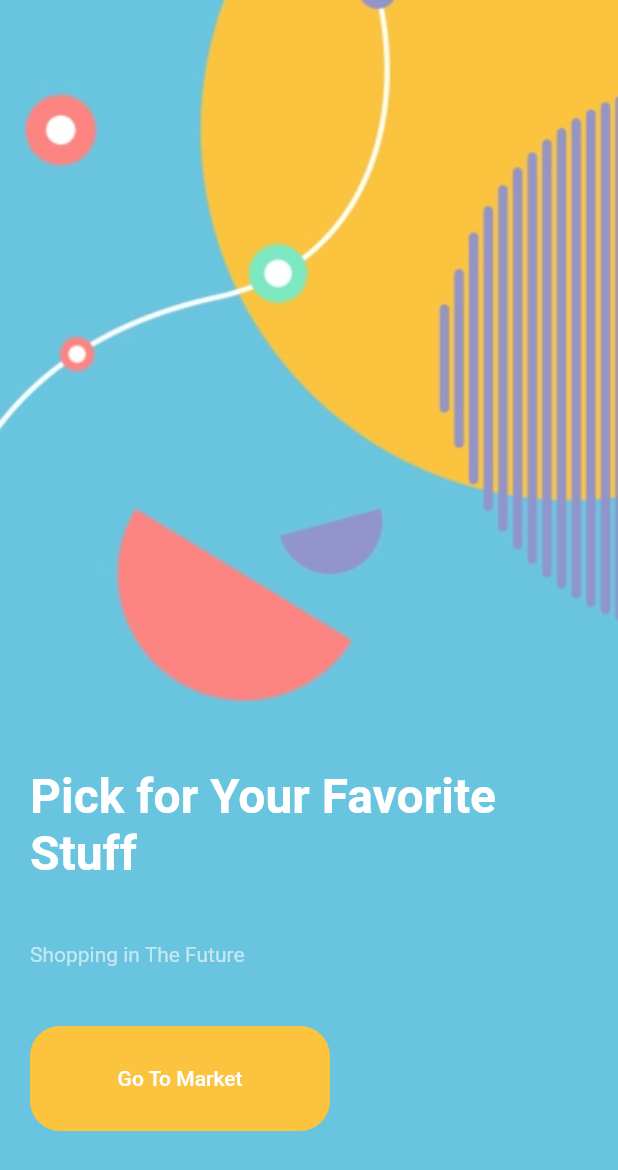
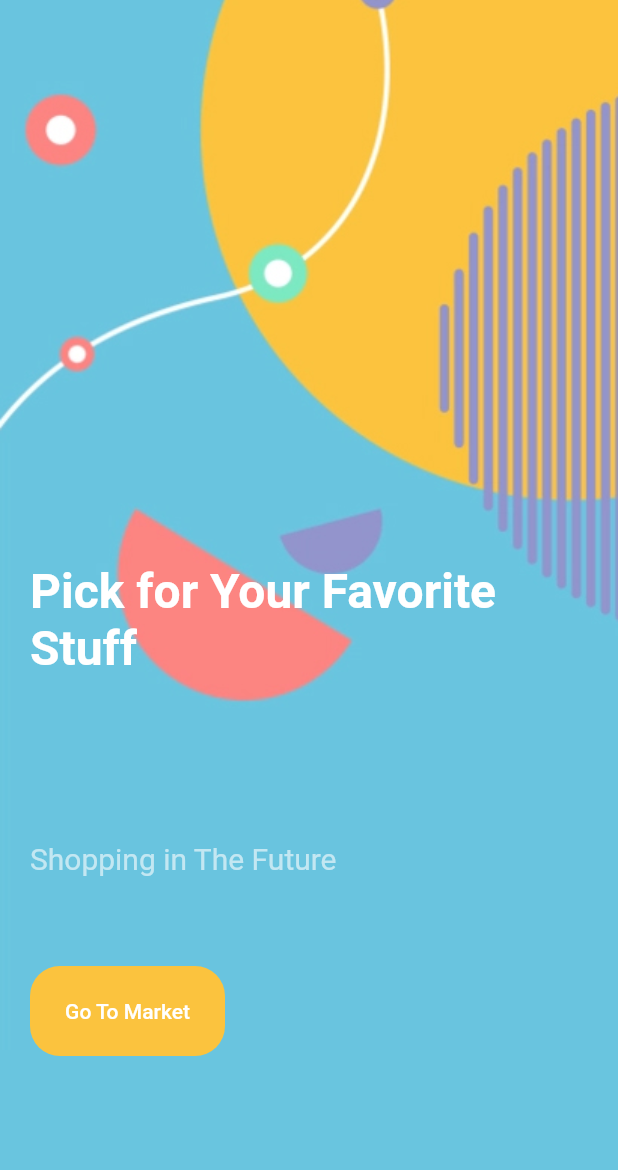
Before and after one commit to perymerdeka/flutter-Ecommerce-frontend, a Flutter app: the screen it shows after launch, on a phone screen of 412 x 824 dp. Shown: the top 1170 px of the screen. Run offline on Flutter 3.47's test engine with Material 2 defaults, Android fonts, the phone set to English and light mode, and no system bars; our stand-ins replace get.

Commit message:
Update Home

```diff
--- a/lib/pages/home.dart
+++ b/lib/pages/home.dart
@@ -49,23 +49,24 @@ class _HomeState extends State<Home> {
                     )
                   ),
                   SizedBox(
-                    height: 40.0,
+                    height: 110.0,
                   ),
                   SizedBox(
-                    width: MediaQuery.of(context).size.width - 25,
+                    width: MediaQuery.of(context).size.width - 50,
                     child: Text('Shopping in The Future',
                     style: TextStyle(
-                      color: Colors.white60
+                      color: Colors.white60,
+                      fontSize: 20
                     ),
                     ),
 
                   ),
                   SizedBox(
-                    height: 40.0,
+                    height: 60.0,
                   ),
                   Container(
-                    width: 200,
-                    height: 70,
+                    width: 130,
+                    height: 60,
                     decoration: BoxDecoration(
                       borderRadius: BorderRadius.circular(20.0),
                       color: Color(0xFffbc33e),
@@ -85,7 +86,7 @@ class _HomeState extends State<Home> {
                     ),
 
                   ),
-                  SizedBox(height: 70,),
+                  SizedBox(height: 120,),
                 ],
               ))
         ],
```
